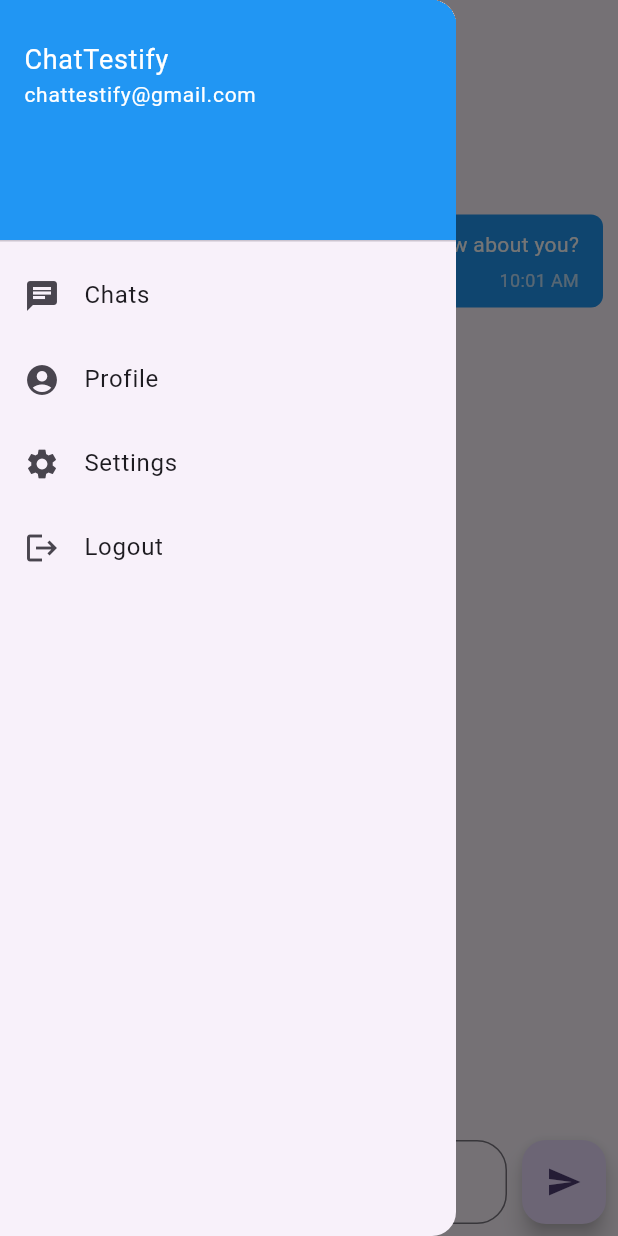
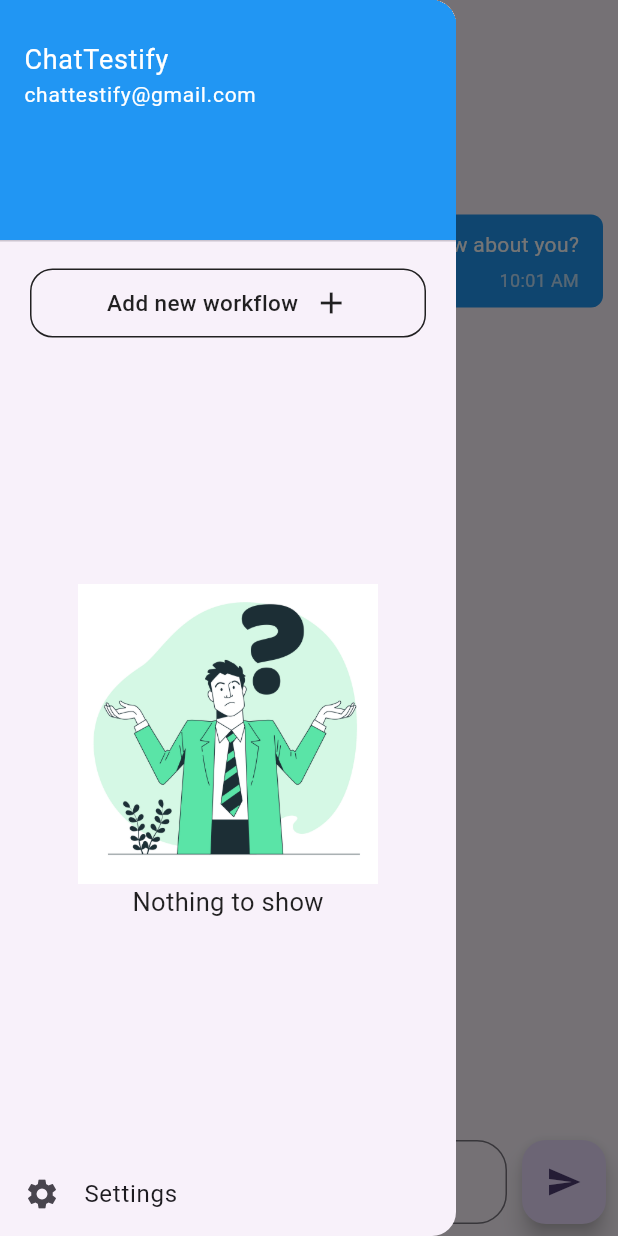
Before and after one commit to botfusion8/botfusion8.github.io, a Flutter app: the screen it shows after launch, with the side drawer open, on a phone screen of 412 x 824 dp. Run offline on Flutter 3.47's test engine with Material 3 defaults, Android fonts, the light colour scheme and no system bars; our stand-ins replace firebase_core, firebase_database, image_picker; missing offline and left inert: flutter_screen_lock; accounts and stored records are empty.

Commit message:
chatting ui commit

```diff
--- /dev/null
+++ b/lib/chat/chat_screen.dart
@@ -0,0 +1,203 @@
+import 'package:chatbot_text_tool/chat/receiver_message.dart';
+import 'package:chatbot_text_tool/chat/sender_message.dart';
+import 'package:chatbot_text_tool/chat/workflow_dialog.dart';
+import 'package:flutter/material.dart';
+
+class ChatScreen extends StatefulWidget {
+  @override
+  _ChatScreenState createState() => _ChatScreenState();
+}
+
+class _ChatScreenState extends State<ChatScreen> {
+  final List<Map<String, String>> messages = [
+    {
+      'text': 'Hello! How are you?',
+      'sender': 'receiver',
+      'timestamp': '10:00 AM',
+    },
+    {
+      'text': 'I\'m good, thanks! How about you?',
+      'sender': 'user',
+      'timestamp': '10:01 AM',
+    },
+  ];
+
+  final TextEditingController _controller = TextEditingController();
+  static const String _user = 'user';
+  static const String _timestamp =
+      '10:02 AM'; // Static timestamp for simplicity
+
+  void _sendMessage() {
+    final text = _controller.text.trim();
+    if (text.isEmpty) {
+      return;
+    }
+
+    setState(() {
+      messages.add({
+        'text': text,
+        'sender': _user,
+        'timestamp': _timestamp,
+      });
+    });
+
+    _controller.clear();
+  }
+
+  Widget _buildDrawer() {
+    return Drawer(
+      child: Column(
+        // padding: EdgeInsets.zero,
+        children: <Widget>[
+          SizedBox(
+            width: MediaQuery.of(context).size.width,
+            child: const DrawerHeader(
+              decoration: BoxDecoration(
+                color: Colors.blue,
+              ),
+              child: Column(
+                crossAxisAlignment: CrossAxisAlignment.start,
+                children: [
+                  SizedBox(height: 10),
+                  Text(
+                    'ChatTestify',
+                    style: TextStyle(
+                      color: Colors.white,
+                      fontSize: 18,
+                    ),
+                  ),
+                  Text(
+                    'chattestify@gmail.com',
+                    style: TextStyle(
+                      color: Colors.white,
+                      fontSize: 14,
+                    ),
+                  ),
+                ],
+              ),
+            ),
+          ),
+          Container(
+            margin: const EdgeInsets.symmetric(horizontal: 20, vertical: 10),
+            decoration: BoxDecoration(
+              border: Border.all(
+                color: Colors.black87,
+                width: 1,
+              ),
+              borderRadius: const BorderRadius.all(
+                Radius.circular(15),
+              ),
+            ),
+            child: InkWell(
+              onTap: () {
+                showDialog<void>(
+                  context: context,
+                  builder: (context) {
+                    return const WorkflowDialog();
+                  },
+                );
+              },
+              child: Container(
+                padding: const EdgeInsets.all(10),
+                child: const Row(
+                  mainAxisAlignment: MainAxisAlignment.center,
+                  children: [
+                    Text(
+                      'Add new workflow',
+                      style: TextStyle(
+                        color: Colors.black87,
+                        fontSize: 15,
+                        fontWeight: FontWeight.w500,
+                      ),
+                    ),
+                    SizedBox(width: 10),
+                    Icon(Icons.add, color: Colors.black87),
+                  ],
+                ),
+              ),
+            ),
+          ),
+          Expanded(
+            child: Container(
+              alignment: Alignment.center,
+              child: Column(
+                mainAxisAlignment: MainAxisAlignment.center,
+                children: [
+                  Image.asset(
+                    "assets/images/nothing_to_show.jpg",
+                    width: 300,
+                    height: 200,
+                  ),
+                  const Text('Nothing to show',style: TextStyle(fontSize: 17,color: Colors.black87,),)
+                ],
+              ),
+            ),
+          ),
+          ListTile(
+            leading: const Icon(Icons.settings),
+            title: const Text('Settings'),
+            onTap: () {},
+          ),
+        ],
+      ),
+    );
+  }
+
+  @override
+  Widget build(BuildContext context) {
+    return Scaffold(
+      appBar: AppBar(),
+      drawer: _buildDrawer(),
+      body: Column(
+        children: [
+          Expanded(
+            child: ListView.builder(
+              padding: const EdgeInsets.all(10),
+              itemCount: messages.length,
+              itemBuilder: (context, index) {
+                final message = messages[index];
+                final isUser = message['sender'] == _user;
+
+                return isUser
+                    ? SenderMessage(
+                        text: message['text']!,
+                        timestamp: message['timestamp']!,
+                      )
+                    : ReceiverMessage(
+                        text: message['text']!,
+                        timestamp: message['timestamp']!,
+                      );
+              },
+            ),
+          ),
+          Padding(
+            padding: const EdgeInsets.all(8.0),
+            child: Row(
+              children: [
+                Expanded(
+                  child: TextField(
+                    controller: _controller,
+                    decoration: InputDecoration(
+                      hintText: 'Type a message...',
+                      border: OutlineInputBorder(
+                        borderRadius: BorderRadius.circular(20),
+                      ),
+                    ),
+                    onSubmitted: (value) {
+                      _sendMessage();
+                    },
+                  ),
+                ),
+                const SizedBox(width: 10),
+                FloatingActionButton(
+                  onPressed: _sendMessage,
+                  child: const Icon(Icons.send),
+                ),
+              ],
+            ),
+          ),
+        ],
+      ),
+    );
+  }
+}
--- a/lib/chat_screen.dart
+++ /dev/null
@@ -1,144 +0,0 @@
-import 'package:chatbot_text_tool/receiver_message.dart';
-import 'package:chatbot_text_tool/sender_message.dart';
-import 'package:flutter/material.dart';
-
-class ChatScreen extends StatefulWidget {
-  @override
-  _ChatScreenState createState() => _ChatScreenState();
-}
-
-class _ChatScreenState extends State<ChatScreen> {
-  final List<Map<String, String>> messages = [
-    {'text': 'Hello! How are you?', 'sender': 'receiver', 'timestamp': '10:00 AM'},
-    {'text': 'I\'m good, thanks! How about you?', 'sender': 'user', 'timestamp': '10:01 AM'},
-  ];
-  final TextEditingController _controller = TextEditingController();
-
-  void _sendMessage() {
-    final text = _controller.text;
-    if (text.isEmpty) {
-      return;
-    }
-
-    setState(() {
-      messages.add({
-        'text': text,
-        'sender': 'user',
-        'timestamp': '10:02 AM' // Static timestamp for simplicity
-      });
-    });
-
-    _controller.clear();
-  }
-
-  @override
-  Widget build(BuildContext context) {
-    return Scaffold(
-      appBar: AppBar(),
-      drawer: Drawer(
-        child: ListView(
-          padding: EdgeInsets.zero,
-          children: <Widget>[
-            const DrawerHeader(
-              decoration: BoxDecoration(
-                color: Colors.blue,
-              ),
-              child: Column(
-                crossAxisAlignment: CrossAxisAlignment.start,
-                children: [
-                  SizedBox(height: 10),
-                  Text(
-                    'ChatTestify',
-                    style: TextStyle(
-                      color: Colors.white,
-                      fontSize: 18,
-                    ),
-                  ),
-                  Text(
-                    'chattestify@gmail.com',
-                    style: TextStyle(
-                      color: Colors.white,
-                      fontSize: 14,
-                    ),
-                  ),
-                ],
-              ),
-            ),
-            ListTile(
-              leading: const Icon(Icons.chat),
-              title: const Text('Chats'),
-              onTap: () {
-                // Handle Chats
-              },
-            ),
-            ListTile(
-              leading: const Icon(Icons.account_circle),
-              title: const Text('Profile'),
-              onTap: () {
-                // Handle Profile
-              },
-            ),
-            ListTile(
-              leading: const Icon(Icons.settings),
-              title: const Text('Settings'),
-              onTap: () {
-                // Handle Settings
-              },
-            ),
-            ListTile(
-              leading: const Icon(Icons.logout),
-              title: const Text('Logout'),
-              onTap: () {
-                // Handle Logout
-              },
-            ),
-          ],
-        ),
-      ),
-      body: Column(
-        children: [
-          Expanded(
-            child: ListView.builder(
-              padding: const EdgeInsets.all(10),
-              itemCount: messages.length,
-              itemBuilder: (context, index) {
-                final message = messages[index];
-                final isUser = message['sender'] == 'user';
-
-                return isUser
-                    ? SenderMessage(text: message['text']!, timestamp: message['timestamp']!)
-                    : ReceiverMessage(text: message['text']!, timestamp: message['timestamp']!);
-              },
-            ),
-          ),
-          Padding(
-            padding: const EdgeInsets.all(8.0),
-            child: Row(
-              children: [
-                Expanded(
-                  child: TextField(
-                    controller: _controller,
-                    decoration: InputDecoration(
-                      hintText: 'Type a message...',
-                      border: OutlineInputBorder(
-                        borderRadius: BorderRadius.circular(20),
-                      ),
-                    ),
-                    onSubmitted: (value) {
-                      _sendMessage();
-                    },
-                  ),
-                ),
-                const SizedBox(width: 10),
-                FloatingActionButton(
-                  onPressed: _sendMessage,
-                  child: const Icon(Icons.send),
-                ),
-              ],
-            ),
-          ),
-        ],
-      ),
-    );
-  }
-}
```
Also changed, not shown: lib/chat/workflow_dialog.dart (added, +105 -0 lines), lib/main.dart (+12 -3 lines), lib/pin_confirmation/pin_confirmation_screen.dart (renamed from lib/home_screen.dart, +5 -5 lines), pubspec.yaml (+9 -1 lines), assets/images/nothing_to_show.jpg (added), lib/chat/receiver_message.dart (renamed from lib/receiver_message.dart), lib/chat/sender_message.dart (renamed from lib/sender_message.dart), pubspec.lock, 3 other files.
